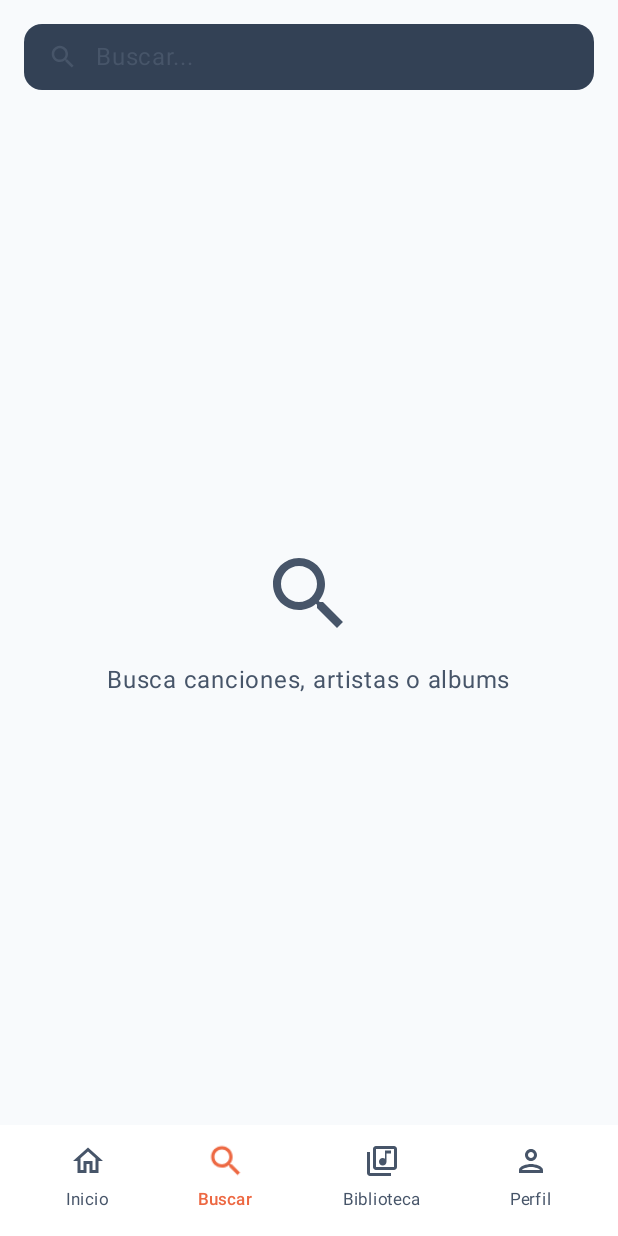
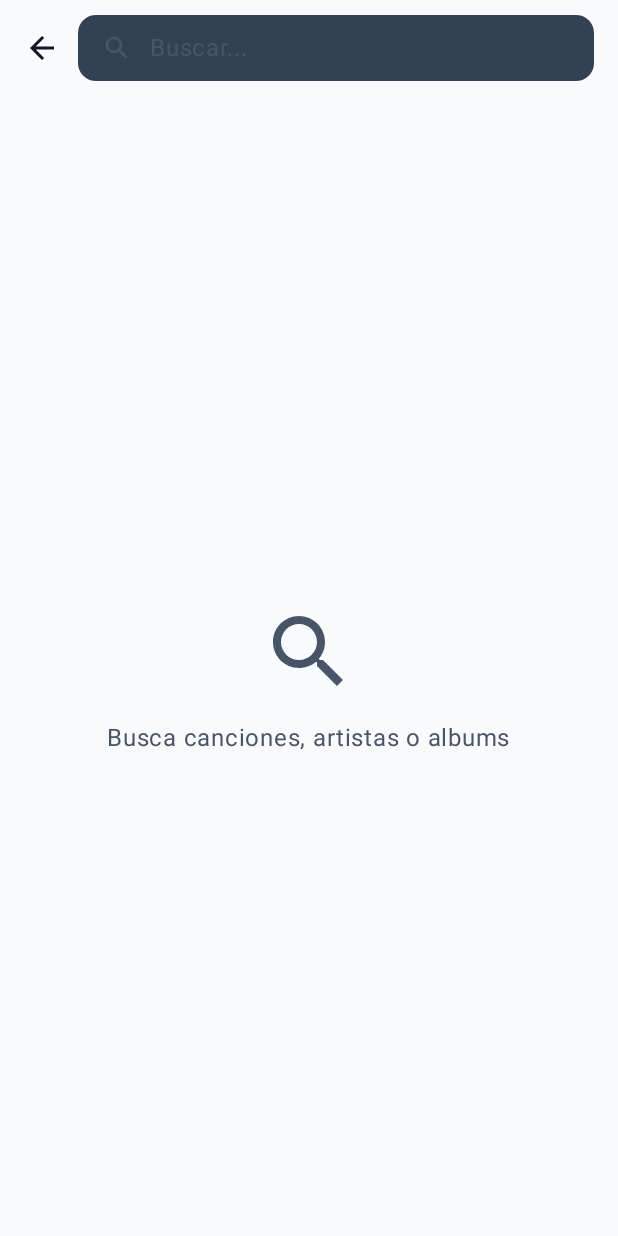
Before and after one commit to Alexzafra13/echo-android, an Android app built with Jetpack Compose: the SearchScreen screen opened through its navigation route, on a phone screen of 412 x 824 dp. Run offline under Robolectric (Android 15) with nearby library versions, the phone set to English and light mode, and no system bars; our stand-ins replace Dagger/Hilt's generated code; pictures from the network do not load.

Commit message:
feat: redesign navigation with top bar and new bottom nav
Navigation structure:
- Top Bar: Search, Notifications, Profile (on main screens)
- Bottom Nav: Inicio, Biblioteca, Radio, Social

Changes:
- Create EchoTopBar with search bar, notifications badge, profile icon
- Update EchoBottomNavBar: Home, Library, Radio, Social
- Add RadioScreen and SocialScreen placeholders
- Fix SearchScreen: add status bar padding and back button
- Search now opens as full screen from top bar
- Profile/Settings accessible from top bar avatar
- Add RADIO, SOCIAL, NOTIFICATIONS destinations

```diff
--- a/app/src/main/kotlin/com/echo/app/MainActivity.kt
+++ b/app/src/main/kotlin/com/echo/app/MainActivity.kt
@@ -27,8 +27,8 @@ import com.echo.core.datastore.preferences.SessionPreferences
 import com.echo.core.datastore.preferences.ThemeMode
 import com.echo.core.datastore.preferences.ThemePreferences
 import com.echo.core.media.player.EchoPlayer
-import com.echo.core.ui.components.BottomNavItem
 import com.echo.core.ui.components.EchoBottomNavBar
+import com.echo.core.ui.components.EchoTopBar
 import com.echo.core.ui.components.MiniPlayer
 import com.echo.core.ui.components.MiniPlayerState
 import com.echo.core.ui.theme.EchoTheme
@@ -85,14 +85,14 @@ class MainActivity : ComponentActivity() {
                     val isAuthScreen = currentRoute != null &&
                         authRoutes.any { currentRoute.startsWith(it) }
 
-                    // Show bottom nav only on main screens
+                    // Main screens where we show top bar and bottom nav
                     val mainRoutes = listOf(
                         EchoDestinations.HOME,
-                        EchoDestinations.SEARCH,
                         EchoDestinations.LIBRARY,
-                        EchoDestinations.PROFILE
+                        EchoDestinations.RADIO,
+                        EchoDestinations.SOCIAL
                     )
-                    val showBottomNav by remember(currentRoute) {
+                    val isMainScreen by remember(currentRoute) {
                         derivedStateOf {
                             currentRoute != null && mainRoutes.any { currentRoute == it }
                         }
@@ -108,9 +108,23 @@ class MainActivity : ComponentActivity() {
                         }
                     }
 
-                    Box(modifier = Modifier.fillMaxSize()) {
-                        // Main content with padding for bottom elements
                     Column(modifier = Modifier.fillMaxSize()) {
+                        // Top Bar (only on main screens)
+                        if (isMainScreen) {
+                            EchoTopBar(
+                                onSearchClick = {
+                                    navController.navigate(EchoDestinations.SEARCH)
+                                },
+                                onNotificationsClick = {
+                                    // TODO: Navigate to notifications
+                                },
+                                onProfileClick = {
+                                    navController.navigate(EchoDestinations.PROFILE)
+                                }
+                            )
+                        }
+
+                        // Main content
                         Box(
                             modifier = Modifier
                                 .weight(1f)
@@ -145,7 +159,7 @@ class MainActivity : ComponentActivity() {
                         )
 
                         // Bottom Navigation
-                            if (showBottomNav) {
+                        if (isMainScreen) {
                             EchoBottomNavBar(
                                 currentRoute = currentRoute,
                                 onNavigate = { item ->
@@ -166,4 +180,3 @@ class MainActivity : ComponentActivity() {
         }
     }
 }
-}
--- a/app/src/main/kotlin/com/echo/app/navigation/EchoNavGraph.kt
+++ b/app/src/main/kotlin/com/echo/app/navigation/EchoNavGraph.kt
@@ -14,6 +14,8 @@ import com.echo.feature.albums.presentation.detail.AlbumDetailScreen
 import com.echo.feature.auth.presentation.login.LoginScreen
 import com.echo.feature.home.presentation.HomeScreen
 import com.echo.feature.home.presentation.LibraryScreen
+import com.echo.feature.home.presentation.RadioScreen
+import com.echo.feature.home.presentation.SocialScreen
 import com.echo.feature.player.presentation.PlayerScreen
 import com.echo.feature.search.presentation.SearchScreen
 import com.echo.feature.server.presentation.addserver.AddServerScreen
@@ -28,6 +30,8 @@ object EchoDestinations {
     const val HOME = "home"
     const val SEARCH = "search"
     const val LIBRARY = "library"
+    const val RADIO = "radio"
+    const val SOCIAL = "social"
     const val ALBUMS = "albums"
     const val ALBUM_DETAIL = "album"
     const val ARTISTS = "artists"
@@ -38,6 +42,7 @@ object EchoDestinations {
     const val QUEUE = "queue"
     const val PROFILE = "profile"
     const val SETTINGS = "settings"
+    const val NOTIFICATIONS = "notifications"
 }
 
 @Composable
@@ -148,6 +153,9 @@ fun EchoNavGraph(
                 },
                 onNavigateToArtist = { artistId ->
                     navController.navigate("${EchoDestinations.ARTIST_DETAIL}/$artistId")
+                },
+                onNavigateBack = {
+                    navController.popBackStack()
                 }
             )
         }
@@ -165,6 +173,16 @@ fun EchoNavGraph(
                     navController.navigate("${EchoDestinations.PLAYLIST_DETAIL}/$playlistId")
                 }
             )
+        }
+
+        // Radio
+        composable(EchoDestinations.RADIO) {
+            RadioScreen()
+        }
+
+        // Social
+        composable(EchoDestinations.SOCIAL) {
+            SocialScreen()
         }
 
         // Album Detail
--- a/core/ui/src/main/kotlin/com/echo/core/ui/components/EchoBottomNavBar.kt
+++ b/core/ui/src/main/kotlin/com/echo/core/ui/components/EchoBottomNavBar.kt
@@ -8,22 +8,20 @@ import androidx.compose.foundation.background
 import androidx.compose.foundation.clickable
 import androidx.compose.foundation.interaction.MutableInteractionSource
 import androidx.compose.foundation.layout.Arrangement
-import androidx.compose.foundation.layout.Box
 import androidx.compose.foundation.layout.Column
 import androidx.compose.foundation.layout.Row
 import androidx.compose.foundation.layout.fillMaxWidth
-import androidx.compose.foundation.layout.height
 import androidx.compose.foundation.layout.padding
 import androidx.compose.foundation.layout.size
 import androidx.compose.material.icons.Icons
+import androidx.compose.material.icons.filled.Group
 import androidx.compose.material.icons.filled.Home
 import androidx.compose.material.icons.filled.LibraryMusic
-import androidx.compose.material.icons.filled.Person
-import androidx.compose.material.icons.filled.Search
+import androidx.compose.material.icons.filled.Radio
+import androidx.compose.material.icons.outlined.Group
 import androidx.compose.material.icons.outlined.Home
 import androidx.compose.material.icons.outlined.LibraryMusic
-import androidx.compose.material.icons.outlined.Person
-import androidx.compose.material.icons.outlined.Search
+import androidx.compose.material.icons.outlined.Radio
 import androidx.compose.material3.Icon
 import androidx.compose.material3.MaterialTheme
 import androidx.compose.material3.Text
@@ -52,13 +50,6 @@ sealed class BottomNavItem(
         unselectedIcon = Icons.Outlined.Home
     )
 
-    data object Search : BottomNavItem(
-        route = "search",
-        title = "Buscar",
-        selectedIcon = Icons.Filled.Search,
-        unselectedIcon = Icons.Outlined.Search
-    )
-
     data object Library : BottomNavItem(
         route = "library",
         title = "Biblioteca",
@@ -66,19 +57,26 @@ sealed class BottomNavItem(
         unselectedIcon = Icons.Outlined.LibraryMusic
     )
 
-    data object Profile : BottomNavItem(
-        route = "profile",
-        title = "Perfil",
-        selectedIcon = Icons.Filled.Person,
-        unselectedIcon = Icons.Outlined.Person
+    data object Radio : BottomNavItem(
+        route = "radio",
+        title = "Radio",
+        selectedIcon = Icons.Filled.Radio,
+        unselectedIcon = Icons.Outlined.Radio
+    )
+
+    data object Social : BottomNavItem(
+        route = "social",
+        title = "Social",
+        selectedIcon = Icons.Filled.Group,
+        unselectedIcon = Icons.Outlined.Group
     )
 }
 
 val bottomNavItems = listOf(
     BottomNavItem.Home,
-    BottomNavItem.Search,
     BottomNavItem.Library,
-    BottomNavItem.Profile
+    BottomNavItem.Radio,
+    BottomNavItem.Social
 )
 
 @Composable
--- a/feature/search/src/main/kotlin/com/echo/feature/search/presentation/SearchScreen.kt
+++ b/feature/search/src/main/kotlin/com/echo/feature/search/presentation/SearchScreen.kt
@@ -13,6 +13,7 @@ import androidx.compose.foundation.layout.fillMaxWidth
 import androidx.compose.foundation.layout.height
 import androidx.compose.foundation.layout.padding
 import androidx.compose.foundation.layout.size
+import androidx.compose.foundation.layout.statusBarsPadding
 import androidx.compose.foundation.layout.width
 import androidx.compose.foundation.lazy.LazyColumn
 import androidx.compose.foundation.lazy.LazyRow
@@ -22,6 +23,7 @@ import androidx.compose.foundation.shape.CircleShape
 import androidx.compose.foundation.shape.RoundedCornerShape
 import androidx.compose.foundation.text.BasicTextField
 import androidx.compose.material.icons.Icons
+import androidx.compose.material.icons.automirrored.filled.ArrowBack
 import androidx.compose.material.icons.filled.Album
 import androidx.compose.material.icons.filled.Clear
 import androidx.compose.material.icons.filled.MusicNote
@@ -55,6 +57,7 @@ import com.echo.feature.search.domain.model.SearchTrack
 fun SearchScreen(
     onNavigateToAlbum: (String) -> Unit,
     onNavigateToArtist: (String) -> Unit,
+    onNavigateBack: () -> Unit = {},
     viewModel: SearchViewModel = hiltViewModel()
 ) {
     val state by viewModel.state.collectAsState()
@@ -62,17 +65,30 @@ fun SearchScreen(
     Column(
         modifier = Modifier
             .fillMaxSize()
-            .padding(top = 16.dp)
+            .statusBarsPadding()
     ) {
-        // Search Bar
-        SearchBar(
-            query = state.query,
-            onQueryChange = viewModel::onQueryChange,
-            onClear = viewModel::clearSearch,
+        // Search Bar with back button
+        Row(
             modifier = Modifier
                 .fillMaxWidth()
-                .padding(horizontal = 16.dp)
-        )
+                .padding(start = 4.dp, end = 16.dp, top = 8.dp, bottom = 8.dp),
+            verticalAlignment = Alignment.CenterVertically
+        ) {
+            IconButton(onClick = onNavigateBack) {
+                Icon(
+                    imageVector = Icons.AutoMirrored.Filled.ArrowBack,
+                    contentDescription = "Volver",
+                    tint = MaterialTheme.colorScheme.onSurface
+                )
+            }
+
+            SearchBar(
+                query = state.query,
+                onQueryChange = viewModel::onQueryChange,
+                onClear = viewModel::clearSearch,
+                modifier = Modifier.weight(1f)
+            )
+        }
 
         Spacer(modifier = Modifier.height(16.dp))
 
```
Also changed, not shown: core/ui/src/main/kotlin/com/echo/core/ui/components/EchoTopBar.kt (added, +130 -0 lines), feature/home/src/main/kotlin/com/echo/feature/home/presentation/RadioScreen.kt (added, +50 -0 lines), feature/home/src/main/kotlin/com/echo/feature/home/presentation/SocialScreen.kt (added, +50 -0 lines). Lines whose indentation alone changed are shown as unchanged.
